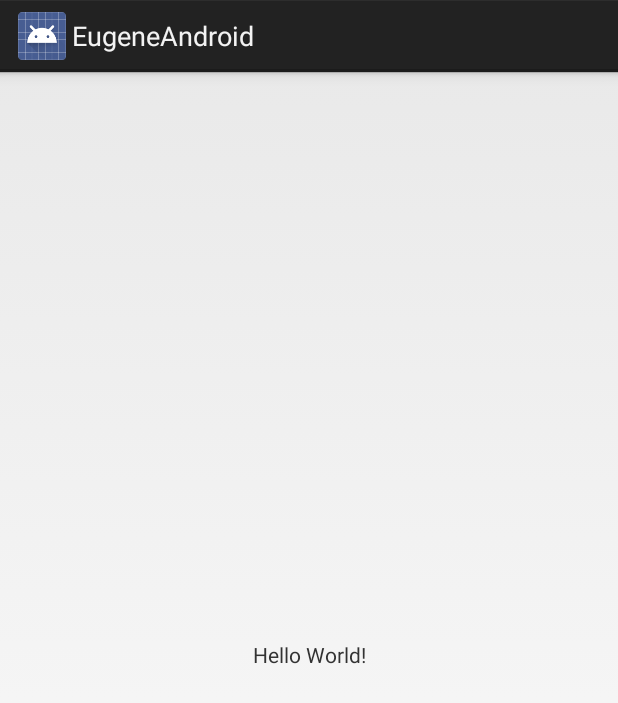
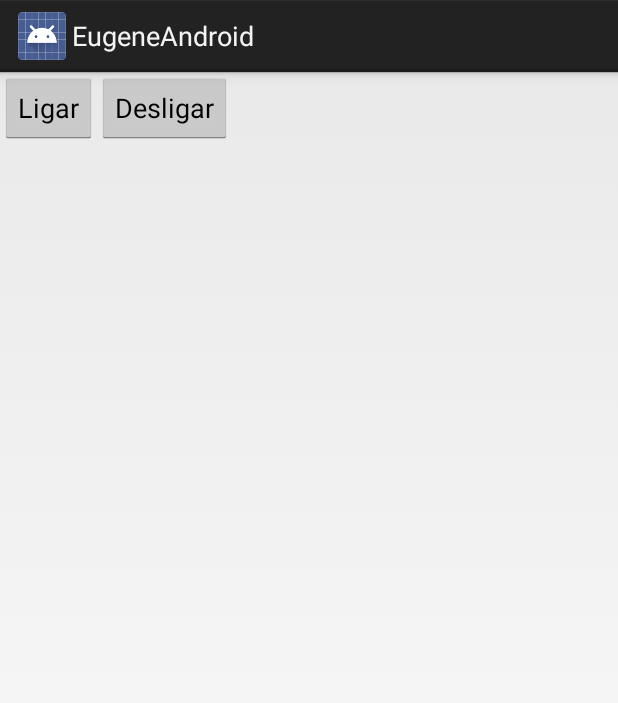
Before and after one commit to vibern0/eugene, an Android app: the screen it shows after launch (MainActivity), on a phone screen of 412 x 824 dp. Shown: the top 703 px of the screen. Run offline under Robolectric (Android 15) with nearby library versions, the phone set to English and light mode, and no system bars.

Commit message:
from android to esp

```diff
--- a/EugeneAndroid/app/src/main/java/myself/obernardovieira/eugeneandroid/MainActivity.java
+++ b/EugeneAndroid/app/src/main/java/myself/obernardovieira/eugeneandroid/MainActivity.java
@@ -2,39 +2,67 @@ package myself.obernardovieira.eugeneandroid;
 
 import android.app.Activity;
 import android.os.Bundle;
+import android.view.View;
 
+import java.io.BufferedReader;
 import java.io.DataOutputStream;
 import java.io.IOException;
+import java.io.InputStreamReader;
 import java.io.OutputStream;
 import java.net.Socket;
+import java.net.UnknownHostException;
 
 public class MainActivity extends Activity {
+
+    boolean connected = false;
 
     @Override
     protected void onCreate(Bundle savedInstanceState) {
         super.onCreate(savedInstanceState);
         setContentView(R.layout.activity_main);
+    }
 
+    @Override
+    protected void onResume() {
+        super.onResume();
+
+        if(!connected) {
             new Thread(new Runnable() {
                 @Override
                 public void run() {
-                String serverName = "192.168.4.15";
-                int port = 8888;
+
                     try {
-                    System.out.println("Connecting to " + serverName + " on port " + port);
-                    Socket client = new Socket(serverName, port);
-                    System.out.println("Just connected to " + client.getRemoteSocketAddress());
-                    OutputStream outToServer = client.getOutputStream();
-                    DataOutputStream out = new DataOutputStream(outToServer);
-                    //
-                    out.writeUTF("Hello from");
-                    client.close();
+                        //String sentence;
+                        //String modifiedSentence;
+                        //BufferedReader inFromUser = new BufferedReader(new InputStreamReader(System.in));
+                        Socket clientSocket = new Socket("192.168.4.1", 5678);
+                        DataOutputStream outToServer = new DataOutputStream(clientSocket.getOutputStream());
+                        connected = true;
+                        //BufferedReader inFromServer = new BufferedReader(new InputStreamReader(clientSocket.getInputStream()));
+                        //sentence = inFromUser.readLine();
+                        outToServer.writeBytes("hello" + '\n');
+                        //modifiedSentence = inFromServer.readLine();
+                        //System.out.println("FROM SERVER: " + modifiedSentence);
+                        clientSocket.close();
                     } catch (IOException e) {
                         e.printStackTrace();
                     }
+
                 }
             }).start();
+        }
 
 
     }
+
+    @Override
+    protected void onPause() {
+        super.onPause();
     }
+
+    public void onClickLigar(View v) {
+    }
+
+    public void onClickDesligar(View v) {
+    }
+}
--- a/EugeneAndroid/app/src/main/res/layout/activity_main.xml
+++ b/EugeneAndroid/app/src/main/res/layout/activity_main.xml
@@ -1,18 +1,22 @@
 <?xml version="1.0" encoding="utf-8"?>
-<android.support.constraint.ConstraintLayout xmlns:android="http://schemas.android.com/apk/res/android"
+<GridLayout xmlns:android="http://schemas.android.com/apk/res/android"
     xmlns:app="http://schemas.android.com/apk/res-auto"
     xmlns:tools="http://schemas.android.com/tools"
     android:layout_width="match_parent"
     android:layout_height="match_parent"
     tools:context="myself.obernardovieira.eugeneandroid.MainActivity">
 
-    <TextView
+    <Button
+        android:id="@+id/ligar"
         android:layout_width="wrap_content"
         android:layout_height="wrap_content"
-        android:text="Hello World!"
-        app:layout_constraintBottom_toBottomOf="parent"
-        app:layout_constraintLeft_toLeftOf="parent"
-        app:layout_constraintRight_toRightOf="parent"
-        app:layout_constraintTop_toTopOf="parent" />
+        android:onClick="onClickLigar"
+        android:text="Ligar" />
 
-</android.support.constraint.ConstraintLayout>
+    <Button
+        android:id="@+id/desligar"
+        android:layout_width="wrap_content"
+        android:layout_height="wrap_content"
+        android:onClick="onClickDesligar"
+        android:text="Desligar" />
+</GridLayout>
--- a/EugeneAndroid/build.gradle
+++ b/EugeneAndroid/build.gradle
@@ -5,7 +5,7 @@ buildscript {
         jcenter()
     }
     dependencies {
-        classpath 'com.android.tools.build:gradle:2.3.1'
+        classpath 'com.android.tools.build:gradle:2.3.2'
 
         // NOTE: Do not place your application dependencies here; they belong
         // in the individual module build.gradle files
```
Also changed, not shown: 1 other file. Lines whose indentation alone changed are shown as unchanged.
